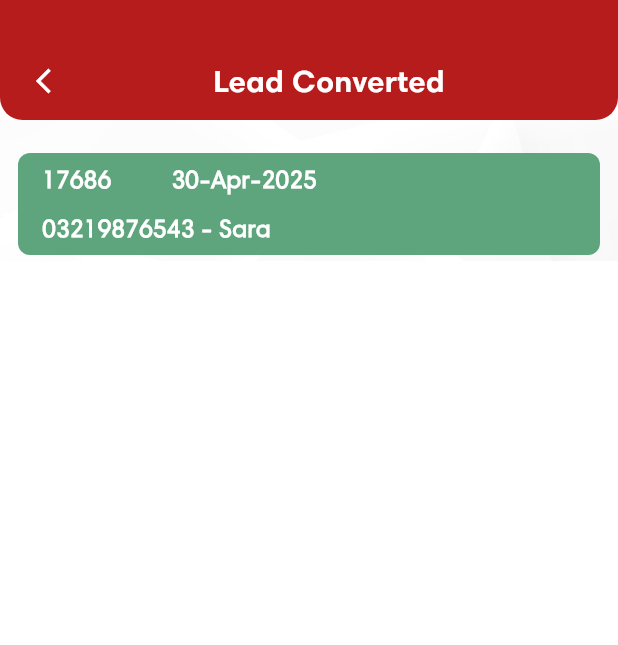
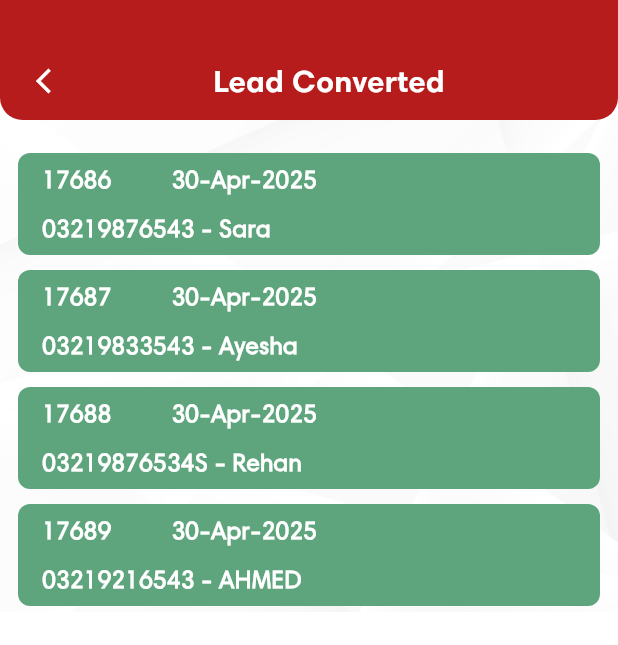
Before and after one commit to syedrehan46/Maple-Leaf, a Flutter app: the LeadConvertedView screen opened directly, on a phone screen of 412 x 824 dp. Shown: the top 645 px of the screen. Run offline on Flutter 3.47's test engine with Material 3 defaults, Android fonts, the phone set to English and light mode, and no system bars; our stand-ins replace device_info_plus, firebase_core, flutter_easyloading, flutter_screenutil, flutter_svg, get and 3 more; accounts and stored records are empty.

Commit message:
3 MORE LIST ITEM IS ADDED

```diff
--- a/lib/view/lead management/Lead Converted/lead_converted_view.dart
+++ b/lib/view/lead management/Lead Converted/lead_converted_view.dart
@@ -22,6 +22,27 @@ class _LeadConvertedViewState extends State<LeadConvertedView> {
       'id': '17686',
       'phone': '03219876543',
       'name': 'Sara',
+      'color': AppColors.activeColor,
+      'date': DateFormat('dd-MMM-yyyy').format(DateTime.now()),
+    },
+    {
+      'id': '17687',
+      'phone': '03219833543',
+      'name': 'Ayesha',
+      'color': AppColors.activeColor,
+      'date': DateFormat('dd-MMM-yyyy').format(DateTime.now()),
+    },
+    {
+      'id': '17688',
+      'phone': '03219876534S',
+      'name': 'Rehan',
+      'color': AppColors.activeColor,
+      'date': DateFormat('dd-MMM-yyyy').format(DateTime.now()),
+    },
+    {
+      'id': '17689',
+      'phone': '03219216543',
+      'name': 'AHMED',
       'color': AppColors.activeColor,
       'date': DateFormat('dd-MMM-yyyy').format(DateTime.now()),
     },
```
